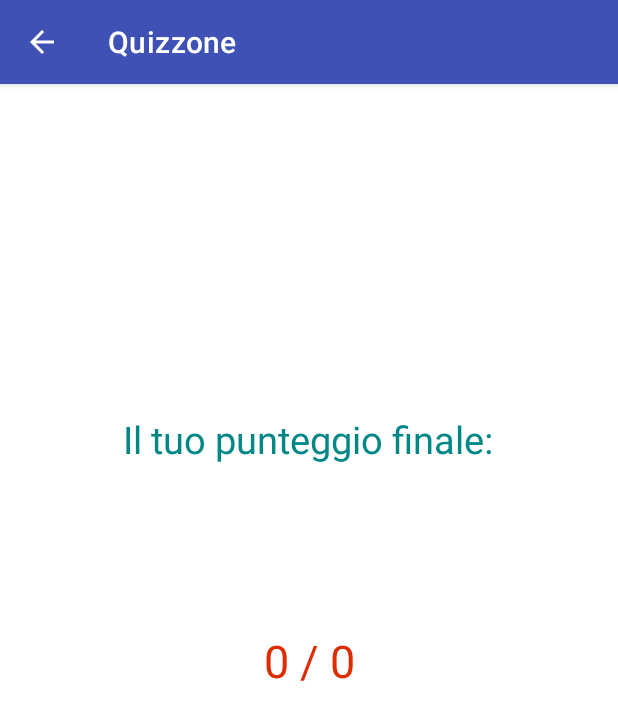
After one commit to Warro93/Quizzone, an Android app: the PointActivity screen opened directly, with no data from a screen before it, on a phone screen of 412 x 824 dp. The commit adds this screen. Shown: the top 720 px of the screen. Run offline under Robolectric (Android 15) with nearby library versions, the phone set to English and light mode, and no system bars.

Commit message:
Update 1.1 - Result of player added

```diff
--- a/app/src/main/AndroidManifest.xml
+++ b/app/src/main/AndroidManifest.xml
@@ -18,6 +18,14 @@
                 <category android:name="android.intent.category.LAUNCHER" />
             </intent-filter>
         </activity>
+        <activity android:name=".PointActivity"
+            android:parentActivityName=".MainActivity">
+            <!-- The meta-data tag is required if you support API level 15 and lower -->
+            <meta-data
+                android:name="android.support.PARENT_ACTIVITY"
+                android:value=".MainActivity" />
+        </activity>
+
     </application>
 
 </manifest>
--- a/app/src/main/java/com/example/quizzone/MainActivity.java
+++ b/app/src/main/java/com/example/quizzone/MainActivity.java
@@ -4,6 +4,7 @@ import androidx.annotation.NonNull;
 import androidx.appcompat.app.AppCompatActivity;
 
 import android.annotation.SuppressLint;
+import android.content.Intent;
 import android.graphics.Color;
 import android.os.Bundle;
 import android.view.View;
@@ -16,9 +17,14 @@ public class MainActivity extends AppCompatActivity {
     private Quiz[] quiz1;
     private Button mNext,mAnswer1, mAnswer2, mAnswer3, mAnswer4;
     private TextView mQuestion;
-    private int ris,totalPoint;
+
+    private int ris,totalPoint,playerPoint;
     private static int mCurrentIndex = 0;
     private boolean isSelected;
+
+    private static final String TAG = MainActivity.class.getSimpleName();
+    private static final String TOTALPOINTKEY = TAG + "TotalPoint";
+    private static final String POINTKEY = TAG + "Point";
 
     @Override
     protected void onCreate(Bundle savedInstanceState) {
@@ -57,6 +63,11 @@ public class MainActivity extends AppCompatActivity {
                     setTextElement();
                     stateButton(true, mAnswer1,mAnswer2,mAnswer3,mAnswer4);
                     resetColorButton(mAnswer1,mAnswer2,mAnswer3,mAnswer4);
+                }else{
+                    Intent i = new Intent(this, PointActivity.class);
+                    i.putExtra(POINTKEY, playerPoint);
+                    i.putExtra(TOTALPOINTKEY, totalPoint);
+                    startActivity(i);
                 }
             }else
                 Toast.makeText(getApplicationContext(), "Devi Selezionare Una Risposta!", Toast.LENGTH_LONG).show();
@@ -102,7 +113,7 @@ public class MainActivity extends AppCompatActivity {
 
     private void checkCorrectAnswer(int ris, Button b){
         if(quiz1[mCurrentIndex].isCorrectAnswer(ris)) {
-            totalPoint += 5;
+            playerPoint += 5;
             Toast.makeText(getApplicationContext(), "Risposta Esatta! :)", Toast.LENGTH_SHORT).show();
             b.setBackgroundColor(Color.GREEN);
         }
@@ -111,6 +122,7 @@ public class MainActivity extends AppCompatActivity {
             b.setBackgroundColor(Color.RED);
             getButton(quiz1[mCurrentIndex].getTrueAnswer()).setBackgroundColor(Color.GREEN);
         }
+        totalPoint+=5;
     }
 
     private Button getButton(int n){
--- /dev/null
+++ b/app/src/main/java/com/example/quizzone/PointActivity.java
@@ -0,0 +1,32 @@
+package com.example.quizzone;
+
+import android.content.Intent;
+import android.os.Bundle;
+import android.widget.TextView;
+
+import androidx.appcompat.app.AppCompatActivity;
+
+public class PointActivity extends AppCompatActivity {
+
+    private TextView pointText;
+    private static final String TAG = MainActivity.class.getSimpleName();
+    private static final String TOTALPOINTKEY = TAG + "TotalPoint";
+    private static final String POINTKEY = TAG + "Point";
+
+    @Override
+    protected void onCreate(Bundle savedInstanceState) {
+        super.onCreate(savedInstanceState);
+        setContentView(R.layout.activity_point);
+
+        Intent i = getIntent();
+        pointText = findViewById(R.id.pointText);
+
+        int result = i.getIntExtra(POINTKEY, 0);
+        int totalPoint = i.getIntExtra(TOTALPOINTKEY, 0);
+
+        String text = result + " / " + totalPoint;
+
+        pointText.setText(text);
+
+    }
+}
--- a/app/src/main/res/layout/activity_main.xml
+++ b/app/src/main/res/layout/activity_main.xml
@@ -31,7 +31,7 @@
         app:layout_constraintEnd_toEndOf="parent"
         app:layout_constraintStart_toStartOf="parent"
         app:layout_constraintTop_toTopOf="parent"
-        app:layout_constraintVertical_bias="0.93" />
+        app:layout_constraintVertical_bias="0.8" />
 
     <Button
         android:id="@+id/answer1"
--- /dev/null
+++ b/app/src/main/res/layout/activity_point.xml
@@ -0,0 +1,34 @@
+<?xml version="1.0" encoding="utf-8"?>
+<androidx.constraintlayout.widget.ConstraintLayout xmlns:android="http://schemas.android.com/apk/res/android"
+    xmlns:app="http://schemas.android.com/apk/res-auto"
+    xmlns:tools="http://schemas.android.com/tools"
+    android:layout_width="match_parent"
+    android:layout_height="match_parent">
+
+    <TextView
+        android:id="@+id/pointText"
+        android:layout_width="wrap_content"
+        android:layout_height="wrap_content"
+        app:layout_constraintBottom_toBottomOf="parent"
+        app:layout_constraintEnd_toEndOf="parent"
+        app:layout_constraintStart_toStartOf="parent"
+        app:layout_constraintTop_toTopOf="parent"
+        tools:text="@string/punti_totali"
+        android:textSize="30sp"
+        android:textColor="@color/colorAccent"/>
+
+    <TextView
+        android:id="@+id/textView"
+        android:layout_width="wrap_content"
+        android:layout_height="wrap_content"
+        android:text="@string/il_tuo_punteggio_finale"
+        android:textSize="25sp"
+        app:layout_constraintBottom_toTopOf="@+id/pointText"
+        app:layout_constraintEnd_toEndOf="parent"
+        app:layout_constraintHorizontal_bias="0.497"
+        app:layout_constraintStart_toStartOf="parent"
+        app:layout_constraintTop_toTopOf="parent"
+        app:layout_constraintVertical_bias="0.667"
+        android:textColor="@color/teal_700"/>
+
+</androidx.constraintlayout.widget.ConstraintLayout>
--- a/app/src/main/res/values/colors.xml
+++ b/app/src/main/res/values/colors.xml
@@ -8,4 +8,6 @@
     <color name="black">#FF000000</color>
     <color name="white">#FFFFFFFF</color>
     <color name="colorAccent">#DD2C00</color>
+    <color name="blu_500">#3F51B5</color>
+    <color name="blu_700">#303F9F</color>
 </resources>
--- a/app/src/main/res/values/strings.xml
+++ b/app/src/main/res/values/strings.xml
@@ -20,5 +20,7 @@
     <string name="answer2_3">una particella di un atomo</string>
     <string name="answer3_3">un insieme di atomi</string>
     <string name="answer4_3">un\'unità di misura</string>
+    <string name="punti_totali">Punti Totali</string>
+    <string name="il_tuo_punteggio_finale">Il tuo punteggio finale:</string>
 
 </resources>
--- a/app/src/main/res/values/themes.xml
+++ b/app/src/main/res/values/themes.xml
@@ -2,8 +2,8 @@
     <!-- Base application theme. -->
     <style name="Theme.Quizzone" parent="Theme.MaterialComponents.DayNight.DarkActionBar">
         <!-- Primary brand color. -->
-        <item name="colorPrimary">@color/purple_500</item>
-        <item name="colorPrimaryVariant">@color/purple_700</item>
+        <item name="colorPrimary">@color/blu_500</item>
+        <item name="colorPrimaryVariant">@color/blu_700</item>
         <item name="colorOnPrimary">@color/white</item>
         <!-- Secondary brand color. -->
         <item name="colorSecondary">@color/teal_200</item>
```
